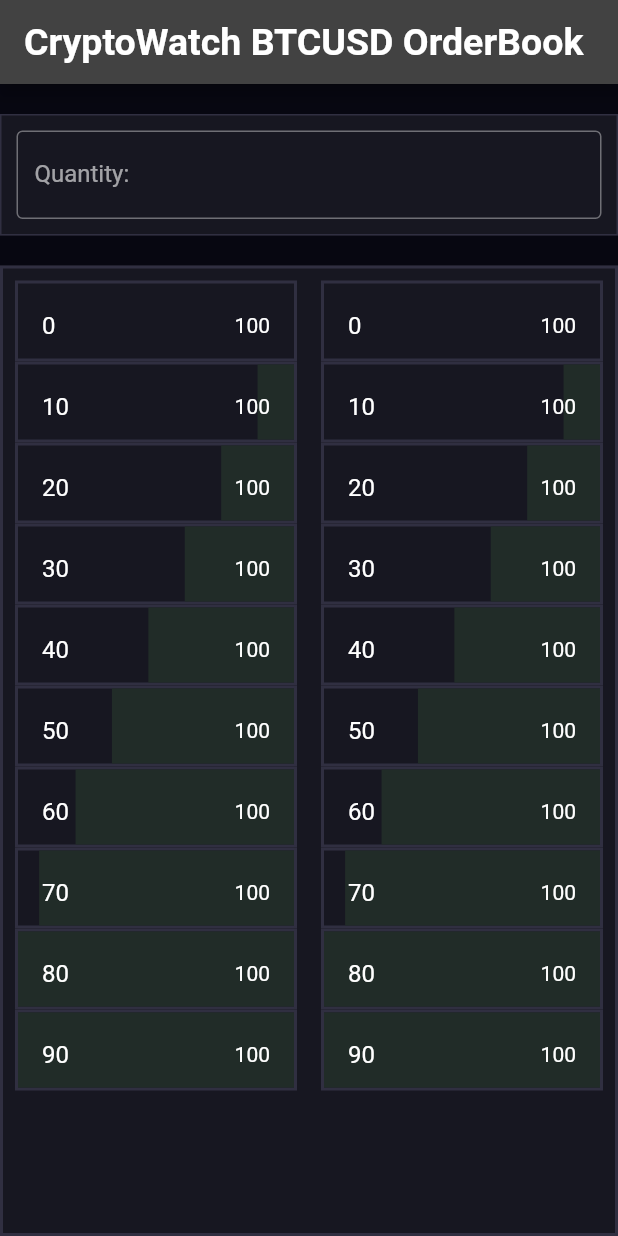
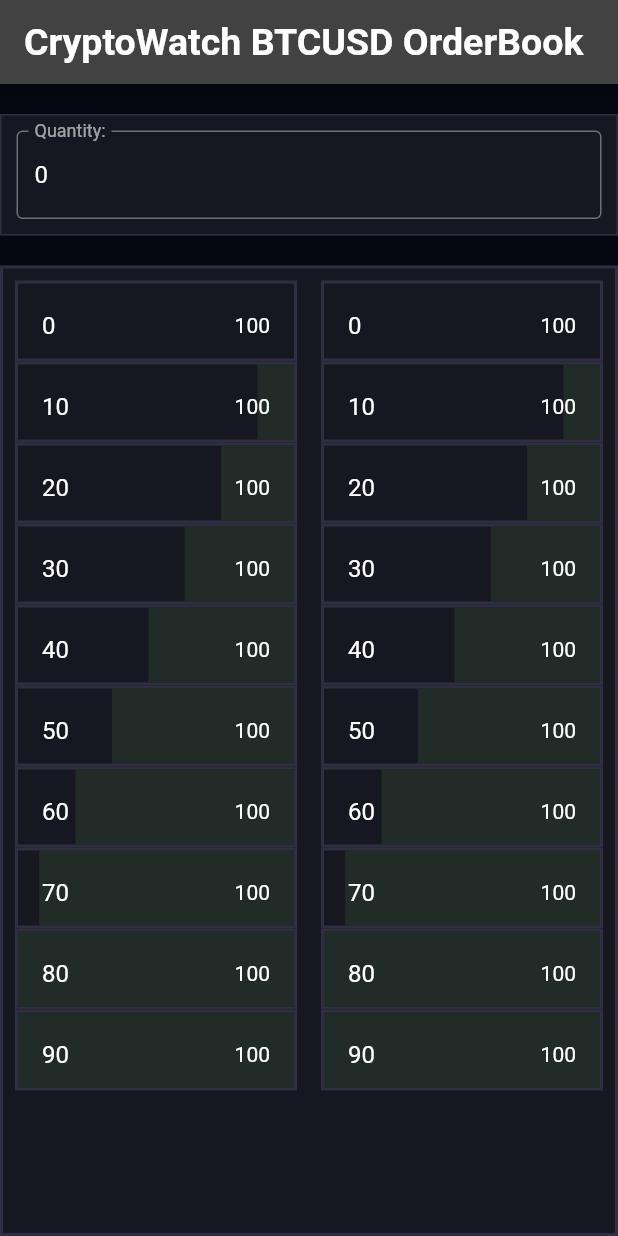
Before and after one commit to mshenawy22/Crypto-orderbook-Flutter-app-, a Flutter app: the screen it shows after launch, on a phone screen of 412 x 824 dp. Run offline on Flutter 3.47's test engine with Material 2 defaults, Android fonts, the phone set to English and light mode, and no system bars; our stand-ins replace bloc, flutter_bloc; Roboto replaces fonts that are missing (Georgia).

Commit message:
Quantity input field Cubit/State

```diff
--- /dev/null
+++ b/lib/cubit/quantity_field_cubit/quantity_field_cubit.dart
@@ -0,0 +1,14 @@
+import 'package:bloc/bloc.dart';
+
+part 'quantity_field_state.dart';
+
+class QuantityFieldCubit extends Cubit<QuantityFieldState> {
+  //on initialisation , go to the loading state (loaded = false)
+  QuantityFieldCubit() : super(QuantityFieldState(0));
+
+
+
+  void reset() => emit(QuantityFieldState(0));
+
+  void updateValue(int value) => emit(QuantityFieldState(value));
+}
--- /dev/null
+++ b/lib/cubit/quantity_field_cubit/quantity_field_state.dart
@@ -0,0 +1,8 @@
+part of 'quantity_field_cubit.dart' ;
+
+class QuantityFieldState {
+
+   int value;
+
+  QuantityFieldState(this.value);
+}
--- a/lib/main.dart
+++ b/lib/main.dart
@@ -1,3 +1,4 @@
+import 'package:cryptowatch_orderbook/cubit/quantity_field_cubit/quantity_field_cubit.dart';
 import 'package:cryptowatch_orderbook/ui/main_screen.dart';
 import 'package:flutter/material.dart';
 import 'package:flutter_bloc/flutter_bloc.dart';
@@ -18,6 +19,10 @@
           providers: [
             BlocProvider<ProductListCubit>(
               create: (context) => ProductListCubit(),
+            ),
+
+            BlocProvider<QuantityFieldCubit>(
+              create: (context) => QuantityFieldCubit(),
             )
 
           ],
--- a/lib/ui/orderbook_row.dart
+++ b/lib/ui/orderbook_row.dart
@@ -1,6 +1,7 @@
+import 'package:cryptowatch_orderbook/cubit/quantity_field_cubit/quantity_field_cubit.dart';
 import 'package:flutter/cupertino.dart';
 import 'package:flutter/material.dart';
-
+import 'package:flutter_bloc/flutter_bloc.dart';
 import '../cryptowatch_colours.dart';
 
 const colourQtyIndex = 100000;
@@ -17,7 +18,11 @@
       Container (
         height : 50,
         child :
-        GestureDetector(
+        BlocConsumer<QuantityFieldCubit, QuantityFieldState>(
+          listener: (context, state){
+    },
+    builder: (context, state) {
+    return GestureDetector(
     child :
     Stack(
     children :[
@@ -26,7 +31,7 @@
     alignment: Alignment.centerRight,
     child: Container (
     // width:100000*quantity/ colourQtyIndex ,
-                  width:quantity *1000 /MediaQuery.of(context).size.width  ,
+    width:quantity *1000 /MediaQuery.of(context).size.width ,
     // width:100 ,
     height: 60,
     color: GREENB,
@@ -37,17 +42,22 @@
     ListTile(
     title:Text("${this.quantity}"),
     // leading: Icon(FontAwesomeIcons.medal, color: RED),
-                  trailing:  Text ( "${this.price}")
+    trailing:
+    Text ( "${this.price}")
     )
 
     ]
 
+    ),
+    onTap: () => context.read<QuantityFieldCubit>().updateValue(this.quantity)
+    );
+
+    }
     )
-
-        )
+      );
 
 
-      );
+
 
 
 
--- a/lib/ui/quantity_field.dart
+++ b/lib/ui/quantity_field.dart
@@ -1,5 +1,7 @@
+import 'package:cryptowatch_orderbook/cubit/quantity_field_cubit/quantity_field_cubit.dart';
 import 'package:flutter/cupertino.dart';
 import 'package:flutter/material.dart';
+import 'package:flutter_bloc/flutter_bloc.dart';
 
 class inputOrderField extends StatelessWidget {
   const inputOrderField({Key? key}) : super(key: key);
@@ -14,13 +16,28 @@
           Border.all(width: 1.0, color: Theme.of(context).dividerColor)
 
       ),
-      child:  TextField(
-        obscureText: true,
-        decoration: InputDecoration(
-          border: OutlineInputBorder(borderSide: BorderSide(color:Theme.of(context).dividerColor )),
-          labelText: 'Quantity:',
-        ),
-      ),
+      child:
+      BlocConsumer<QuantityFieldCubit, QuantityFieldState>(
+        listener: (context, state) {
+
+        },
+          builder: (context, state)
+          {
+           return TextField(
+             controller :TextEditingController(text:state.value.toString()),
+
+              decoration: InputDecoration(
+                border: OutlineInputBorder(borderSide: BorderSide(color:Theme.of(context).dividerColor )),
+                labelText: 'Quantity:',
+              ),
+            );
+
+    })
+
+
+
+
+
     );
   }
 }
```
Lines whose indentation alone changed are shown as unchanged.
